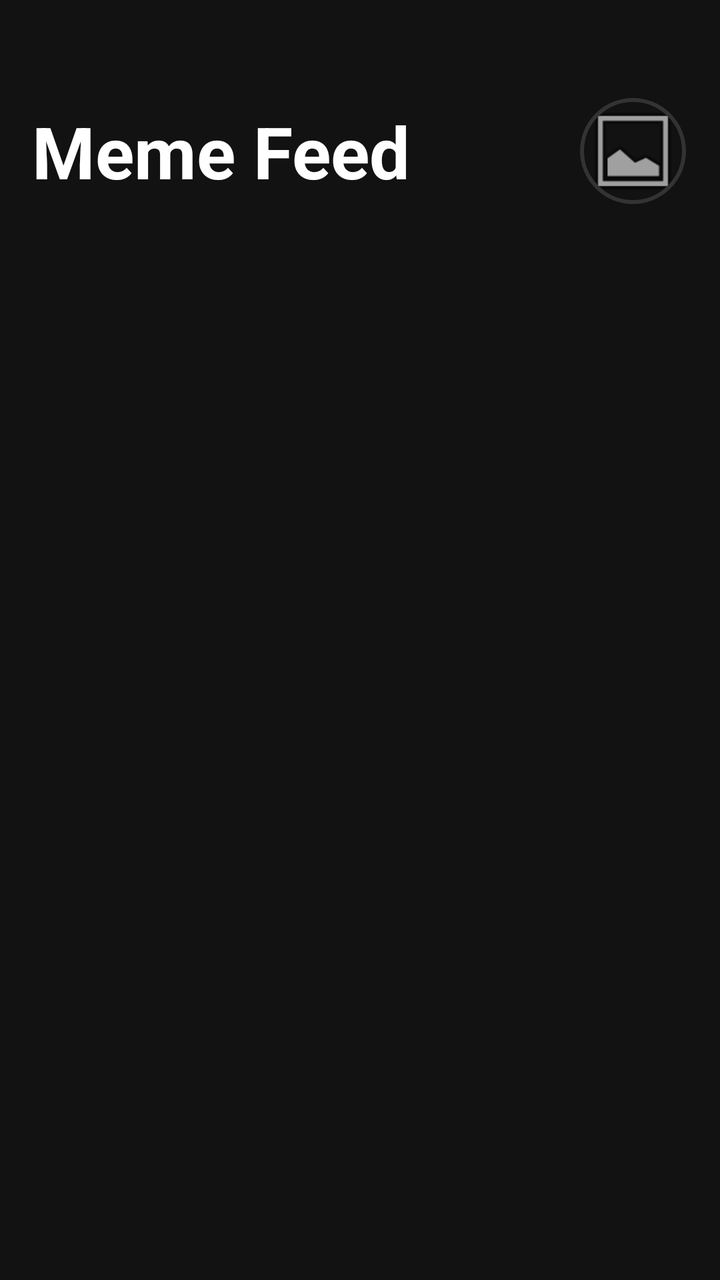
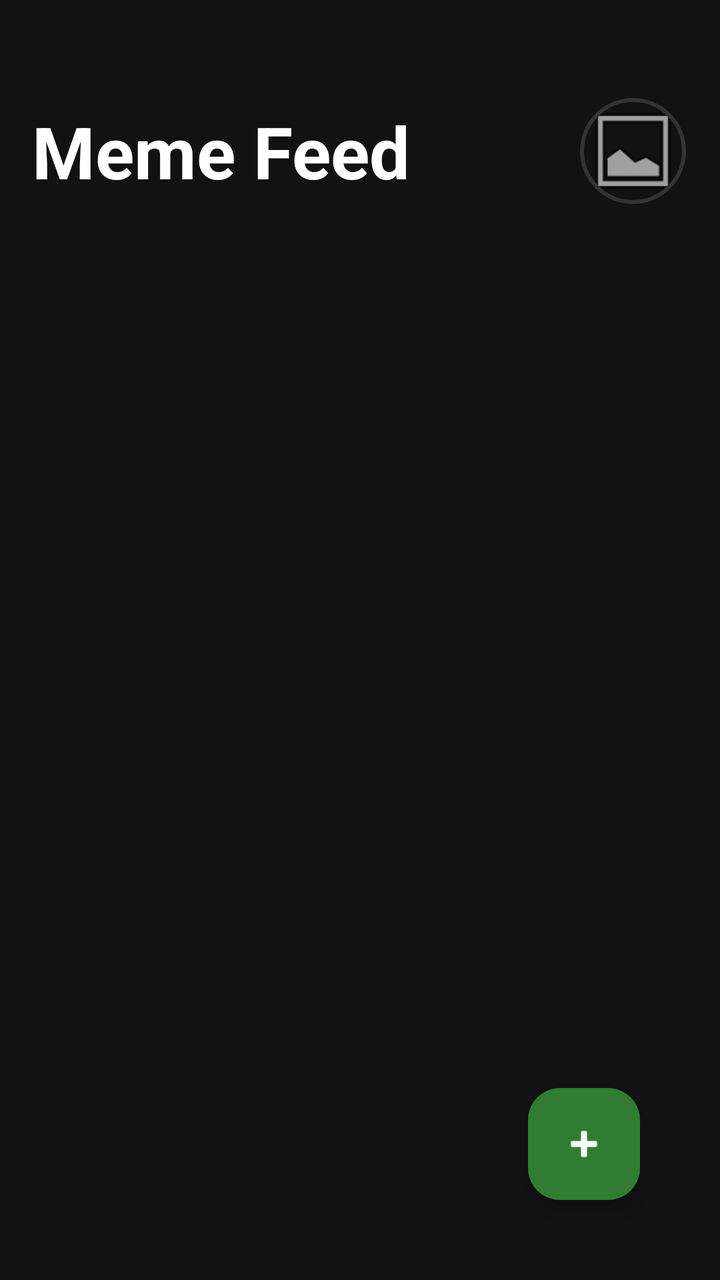

Before-and-after screenshots of an Android layout around one commit, followed by the original layout XML and the change that was made.
<!-- AndroidManifest.xml: application theme Theme.MessagingApp -->
<!-- res/layout/activity_menu.xml -->
<?xml version="1.0" encoding="utf-8"?>
<LinearLayout xmlns:android="http://schemas.android.com/apk/res/android"
    xmlns:app="http://schemas.android.com/apk/res-auto"
    android:layout_width="match_parent"
    android:layout_height="match_parent"
    android:orientation="vertical"
    android:background="#121212"
    android:paddingLeft="16dp"
    android:paddingRight="16dp"
    android:paddingBottom="16dp"
    android:paddingTop="48dp"> 

    
    <LinearLayout
        android:layout_width="match_parent"
        android:layout_height="wrap_content"
        android:orientation="horizontal"
        android:gravity="center_vertical"
        android:layout_marginBottom="24dp">

        <TextView
            android:id="@+id/txtFeedTitle"
            android:layout_width="0dp"
            android:layout_height="wrap_content"
            android:layout_weight="1"
            android:text="Meme Feed"
            android:textColor="#FFFFFF"
            android:textSize="36sp"
            android:textStyle="bold" />

        <com.google.android.material.imageview.ShapeableImageView
            android:id="@+id/btnProfile"
            android:layout_width="55dp"
            android:layout_height="55dp"
            android:padding="2dp"
            android:scaleType="centerCrop"
            android:src="@android:drawable/ic_menu_gallery"
            app:strokeColor="#333333"
            app:strokeWidth="2dp"
            app:shapeAppearanceOverlay="@style/CircleImage"
            android:clickable="true"
            android:focusable="true"
            android:background="?attr/selectableItemBackgroundBorderless" />
    </LinearLayout>

    <ScrollView
        android:layout_width="match_parent"
        android:layout_height="0dp"
        android:layout_weight="1">

        <LinearLayout
            android:id="@+id/menuContainer"
            android:layout_width="match_parent"
            android:layout_height="wrap_content"
            android:orientation="vertical">
        </LinearLayout>
    </ScrollView>
</LinearLayout>
<!-- resources referenced by this layout -->
<resources>
  <style name="CircleImage">
          <item name="cornerSize">50%</item>
      </style>
  <style name="Theme.MessagingApp" parent="Base.Theme.MessagingApp" />
  <style name="Base.Theme.MessagingApp" parent="Theme.Material3.DayNight.NoActionBar">
          
          
      </style>
</resources>

<!-- the commit's change to res/layout/activity_menu.xml (unified diff, before → after) -->
@@ -1,17 +1,17 @@
 <?xml version="1.0" encoding="utf-8"?>
-<LinearLayout xmlns:android="http://schemas.android.com/apk/res/android"
+<RelativeLayout xmlns:android="http://schemas.android.com/apk/res/android"
     xmlns:app="http://schemas.android.com/apk/res-auto"
     android:layout_width="match_parent"
     android:layout_height="match_parent"
-    android:orientation="vertical"
     android:background="#121212"
     android:paddingLeft="16dp"
     android:paddingRight="16dp"
     android:paddingBottom="16dp"
-    android:paddingTop="48dp"> 
+    android:paddingTop="48dp">
 
     
     <LinearLayout
+        android:id="@+id/headerLayout"
         android:layout_width="match_parent"
         android:layout_height="wrap_content"
         android:orientation="horizontal"
@@ -43,16 +43,30 @@
             android:background="?attr/selectableItemBackgroundBorderless" />
     </LinearLayout>
 
+    
     <ScrollView
         android:layout_width="match_parent"
-        android:layout_height="0dp"
-        android:layout_weight="1">
+        android:layout_height="match_parent"
+        android:layout_below="@id/headerLayout">
 
         <LinearLayout
             android:id="@+id/menuContainer"
             android:layout_width="match_parent"
             android:layout_height="wrap_content"
-            android:orientation="vertical">
-        </LinearLayout>
+            android:orientation="vertical" />
     </ScrollView>
-</LinearLayout>
+
+    
+    <com.google.android.material.floatingactionbutton.FloatingActionButton
+        android:id="@+id/btnCreateMeme"
+        android:layout_width="wrap_content"
+        android:layout_height="wrap_content"
+        android:layout_alignParentBottom="true"
+        android:layout_alignParentEnd="true"
+        android:layout_margin="24dp"
+        android:contentDescription="Create New"
+        android:src="@android:drawable/ic_input_add"
+        app:backgroundTint="#2E7D32"
+        app:tint="#FFFFFF" />
+
+</RelativeLayout>
